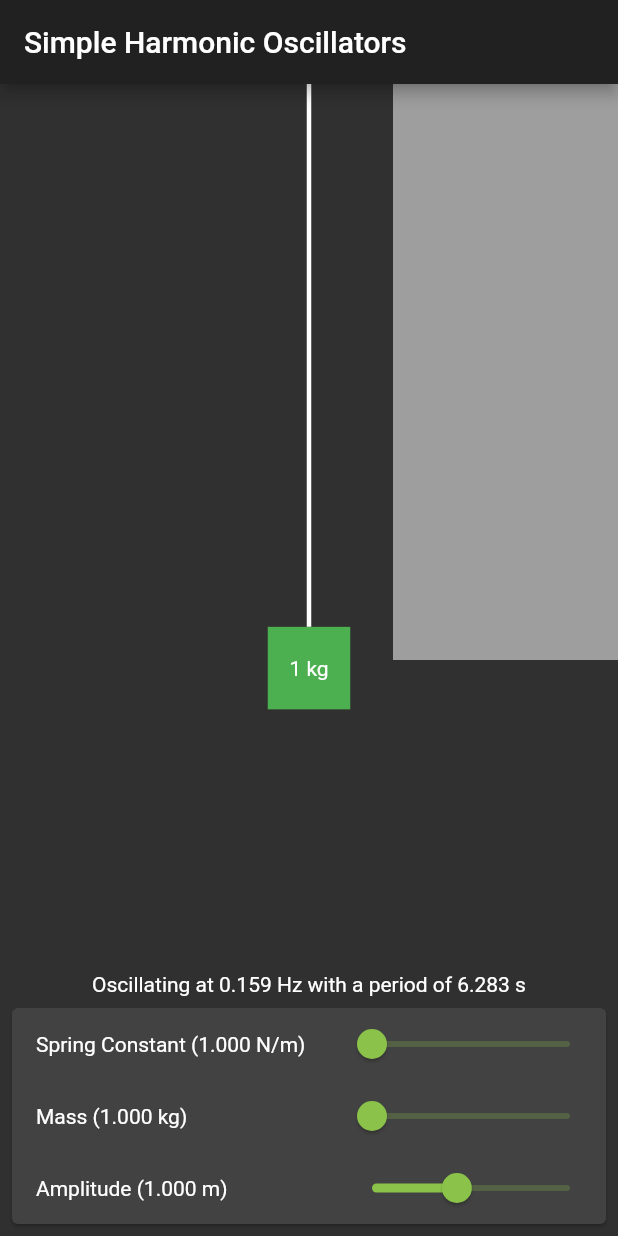
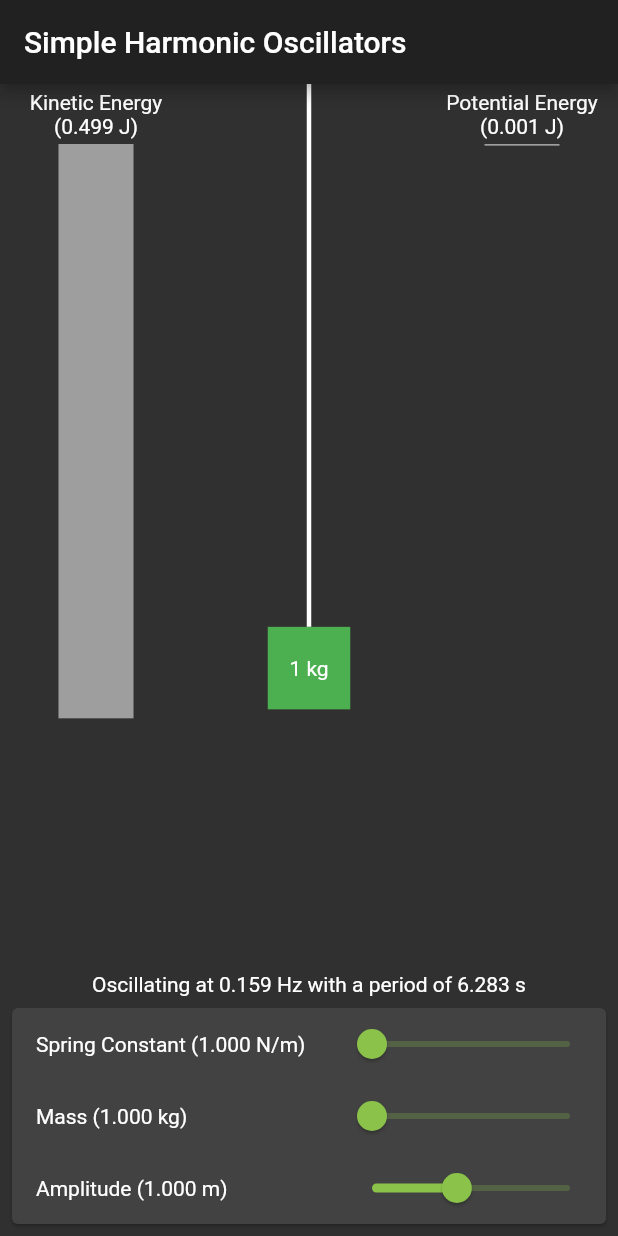
Before and after one commit to GregoryConrad/SHM-Simulation, a Flutter app: the screen it shows after launch, on a phone screen of 412 x 824 dp. Run offline on Flutter 3.47's test engine with Material 2 defaults, Android fonts, the phone set to English and light mode, and no system bars.

Commit message:
Added energy bars to the spring simulation

```diff
--- a/lib/spring_simulation.dart
+++ b/lib/spring_simulation.dart
@@ -21,7 +21,13 @@ class _SpringWidgetState extends State<SpringWidget>
   double get period => 1 / frequency;
 
   double get displacement =>
-      100 * amplitude * cos(angularFrequency * _controller.value * period);
+      amplitude * cos(angularFrequency * _controller.value * period);
+
+  double get totalEnergy => 0.5 * springConstant * pow(amplitude, 2);
+
+  double get potentialEnergy => 0.5 * springConstant * pow(displacement, 2);
+
+  double get kineticEnergy => totalEnergy - potentialEnergy;
 
   // Use pow with third root as that is the relationship between
   //   mass and one side length of the cube
@@ -63,22 +69,21 @@ class _SpringWidgetState extends State<SpringWidget>
           ),
           builder: (context, child) =>
               Row(crossAxisAlignment: CrossAxisAlignment.start, children: [
-            Container(width: 150),
+            _createEnergyBar(
+                'Kinetic Energy\n(\$ J)', kineticEnergy, size.maxHeight),
             Expanded(
               child: Column(children: [
                 Container(
-                  height: size.maxHeight / 2 - cubeLength / 2 + displacement,
+                  height:
+                      size.maxHeight / 2 - cubeLength / 2 + 100 * displacement,
                   width: max(3, springConstant / 4),
                   color: Colors.white,
                 ),
                 child,
               ]),
             ),
-            Container(
-              width: 150,
-              height: size.maxHeight / 2,
-              color: Colors.grey,
-            ),
+            _createEnergyBar(
+                'Potential Energy\n(\$ J)', potentialEnergy, size.maxHeight),
           ]),
         );
       }),
@@ -103,6 +108,8 @@ class _SpringWidgetState extends State<SpringWidget>
     ]);
   }
 
+  /// Creates a Slider widget with a label. The $ character is replaced with an
+  ///  appropriate user facing value
   Widget _createSliderValue(String label, double value, double min, double max,
       Function(double) onChanged) {
     return Row(mainAxisAlignment: MainAxisAlignment.center, children: [
@@ -125,4 +132,23 @@ class _SpringWidgetState extends State<SpringWidget>
       ),
     ]);
   }
+
+  Widget _createEnergyBar(String label, double energy, double maxHeight) {
+    return Container(
+      width: 128,
+      child: Column(children: [
+        SizedBox(height: 4),
+        Text(
+          label.replaceAll(r'$', energy.format()),
+          textAlign: TextAlign.center,
+        ),
+        SizedBox(height: 4),
+        Container(
+          width: 50,
+          height: maxHeight / 2 * energy / totalEnergy,
+          color: Colors.grey,
+        ),
+      ]),
+    );
+  }
 }
```
